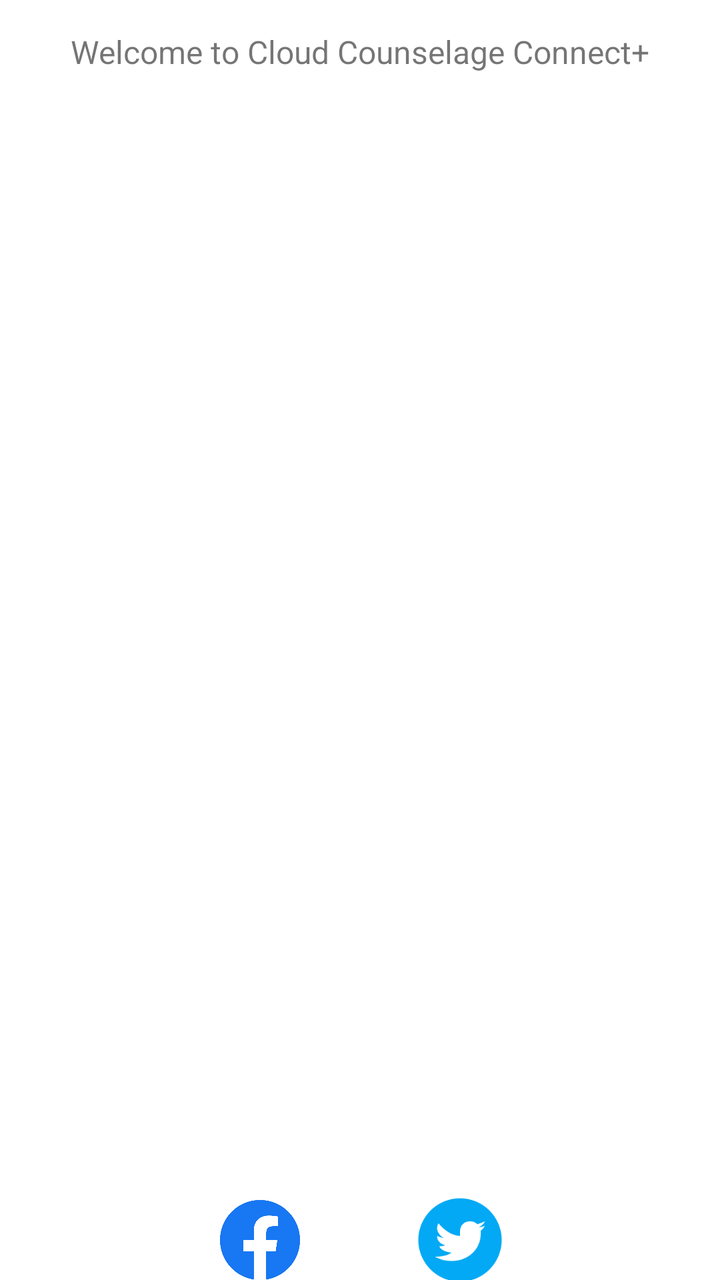
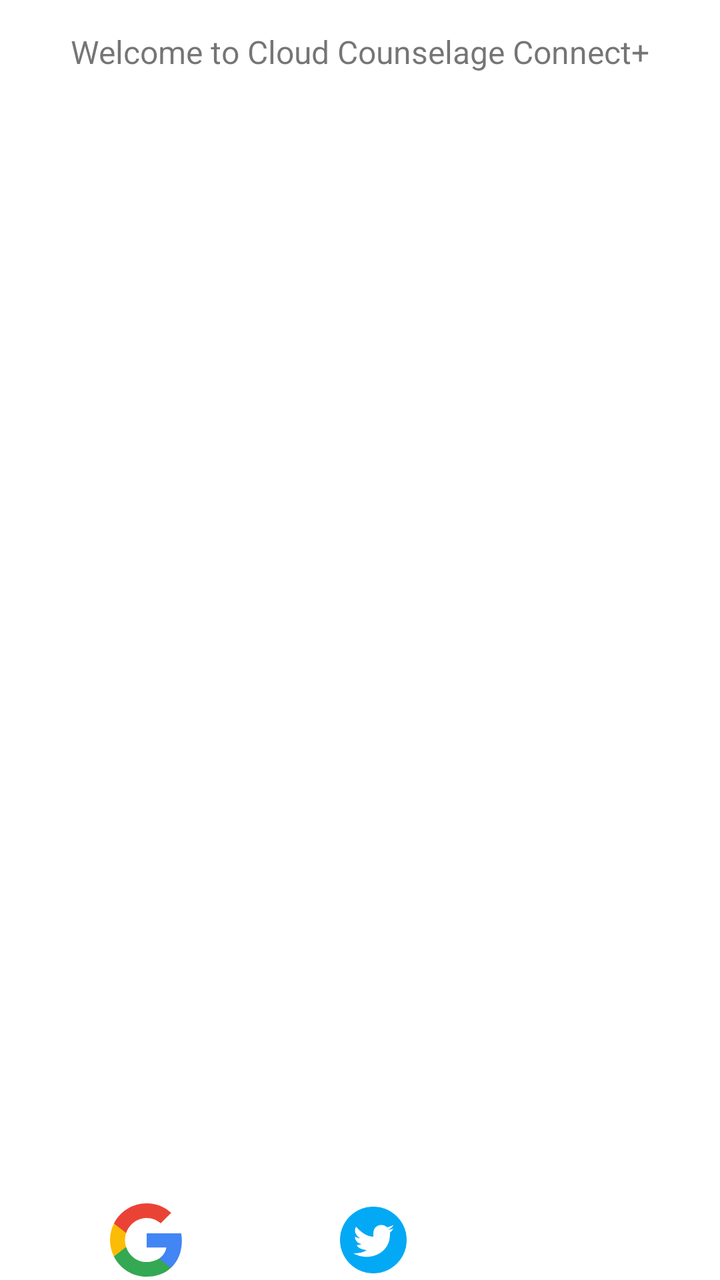

The first picture is an Android layout as it rendered before a commit; the second is the same layout after the commit. The layout source and the unified diff follow.
<!-- AndroidManifest.xml: application theme Theme.CloudCounselageConnect -->
<!-- res/layout/activity_auth.xml -->
<?xml version="1.0" encoding="utf-8"?>
<androidx.constraintlayout.widget.ConstraintLayout xmlns:android="http://schemas.android.com/apk/res/android"
    xmlns:app="http://schemas.android.com/apk/res-auto"
    xmlns:tools="http://schemas.android.com/tools"
    android:layout_width="match_parent"
    android:layout_height="match_parent"
    tools:context=".AuthActivity">

    <TextView
        android:id="@+id/textView"
        android:layout_width="wrap_content"
        android:layout_height="wrap_content"
        android:layout_marginTop="15dp"
        android:text="@string/welcome"
        android:textSize="16sp"
        app:layout_constraintBottom_toBottomOf="parent"
        app:layout_constraintEnd_toEndOf="parent"
        app:layout_constraintStart_toStartOf="parent"
        app:layout_constraintTop_toTopOf="parent"
        app:layout_constraintVertical_bias="0" />

    <com.google.android.material.tabs.TabLayout
        android:id="@+id/tabLayout"
        android:layout_width="match_parent"
        android:layout_height="wrap_content"
        android:layout_marginTop="15dp"
        app:layout_constraintBottom_toBottomOf="parent"
        app:layout_constraintEnd_toEndOf="parent"
        app:layout_constraintStart_toStartOf="parent"
        app:layout_constraintTop_toBottomOf="@+id/textView"
        app:layout_constraintVertical_bias="0" />

    <androidx.viewpager2.widget.ViewPager2
        android:id="@+id/viewPager"
        android:layout_width="match_parent"
        android:layout_height="500dp"
        app:layout_constraintBottom_toBottomOf="parent"
        app:layout_constraintEnd_toEndOf="parent"
        app:layout_constraintStart_toStartOf="parent"
        app:layout_constraintTop_toBottomOf="@+id/tabLayout"
        app:layout_constraintVertical_bias="0" />

    <ImageView
        android:id="@+id/ivFacebookRegister"
        android:layout_width="40dp"
        android:layout_height="40dp"
        android:layout_marginEnd="100dp"
        android:contentDescription="@string/facebook_register"
        android:src="@drawable/logo_facebook"
        app:layout_constraintBottom_toBottomOf="parent"
        app:layout_constraintEnd_toEndOf="@+id/viewPager"
        app:layout_constraintStart_toStartOf="parent"
        app:layout_constraintTop_toBottomOf="@+id/viewPager" />

    <ImageView
        android:id="@+id/ivTwitterRegister"
        android:layout_width="50dp"
        android:layout_height="50dp"
        android:layout_marginStart="100dp"
        android:contentDescription="@string/twitter_register"
        android:src="@drawable/logo_twitter"
        app:layout_constraintBottom_toBottomOf="@+id/ivFacebookRegister"
        app:layout_constraintEnd_toEndOf="@+id/viewPager"
        app:layout_constraintStart_toStartOf="@+id/viewPager"
        app:layout_constraintTop_toTopOf="@+id/ivFacebookRegister" />

    <com.facebook.login.widget.LoginButton
        android:id="@+id/logbtnFacebook"
        android:layout_width="40dp"
        android:layout_height="wrap_content"
        android:alpha="0"
        android:backgroundTint="@color/white"
        app:layout_constraintBottom_toBottomOf="@+id/ivFacebookRegister"
        app:layout_constraintEnd_toEndOf="@+id/ivFacebookRegister"
        app:layout_constraintStart_toStartOf="@+id/ivFacebookRegister"
        app:layout_constraintTop_toTopOf="@+id/ivFacebookRegister" />


</androidx.constraintlayout.widget.ConstraintLayout>
<!-- resources referenced by this layout -->
<resources>
  <color name="white">#FFFFFFFF</color>
  <!-- drawable logo_facebook: png bitmap (drawable-v24, 5660 bytes) -->
  <!-- drawable logo_twitter: png bitmap (drawable-v24, 4732 bytes) -->
  <string name="facebook_register">Facebook Register</string>
  <string name="twitter_register">twitter_register</string>
  <string name="welcome">Welcome to Cloud Counselage Connect+</string>
  <style name="Theme.CloudCounselageConnect" parent="Theme.MaterialComponents.DayNight.NoActionBar">
          
          <item name="colorPrimary">@color/lavender</item>
          <item name="colorPrimaryVariant">@color/lavender</item>
          <item name="colorOnPrimary">@color/white</item>
          
          <item name="colorSecondary">@color/teal_200</item>
          <item name="colorSecondaryVariant">@color/teal_700</item>
          <item name="colorOnSecondary">@color/black</item>
          
          <item name="android:statusBarColor">?attr/colorPrimaryVariant</item>
          
      </style>
  <color name="lavender">#8692f7</color>
  <color name="teal_200">#FF03DAC5</color>
  <color name="teal_700">#FF018786</color>
  <color name="black">#FF000000</color>
</resources>

<!-- the commit's change to res/layout/activity_auth.xml (unified diff, before → after) -->
@@ -41,39 +41,29 @@
         app:layout_constraintVertical_bias="0" />
 
     <ImageView
-        android:id="@+id/ivFacebookRegister"
+        android:id="@+id/ivGoogleRegister"
         android:layout_width="40dp"
         android:layout_height="40dp"
-        android:layout_marginEnd="100dp"
-        android:contentDescription="@string/facebook_register"
-        android:src="@drawable/logo_facebook"
+        android:layout_marginEnd="20dp"
+        android:contentDescription="@string/google_register"
+        android:src="@drawable/logo_google"
         app:layout_constraintBottom_toBottomOf="parent"
-        app:layout_constraintEnd_toEndOf="@+id/viewPager"
+        app:layout_constraintEnd_toStartOf="@+id/ivTwitterRegister"
         app:layout_constraintStart_toStartOf="parent"
         app:layout_constraintTop_toBottomOf="@+id/viewPager" />
 
     <ImageView
         android:id="@+id/ivTwitterRegister"
-        android:layout_width="50dp"
-        android:layout_height="50dp"
-        android:layout_marginStart="100dp"
+        android:layout_width="40dp"
+        android:layout_height="40dp"
+        android:layout_marginEnd="100dp"
         android:contentDescription="@string/twitter_register"
         android:src="@drawable/logo_twitter"
-        app:layout_constraintBottom_toBottomOf="@+id/ivFacebookRegister"
+        app:layout_constraintBottom_toBottomOf="@+id/ivGoogleRegister"
         app:layout_constraintEnd_toEndOf="@+id/viewPager"
-        app:layout_constraintStart_toStartOf="@+id/viewPager"
-        app:layout_constraintTop_toTopOf="@+id/ivFacebookRegister" />
+        app:layout_constraintStart_toEndOf="@+id/ivGoogleRegister"
+        app:layout_constraintTop_toTopOf="@+id/ivGoogleRegister" />
 
-    <com.facebook.login.widget.LoginButton
-        android:id="@+id/logbtnFacebook"
-        android:layout_width="40dp"
-        android:layout_height="wrap_content"
-        android:alpha="0"
-        android:backgroundTint="@color/white"
-        app:layout_constraintBottom_toBottomOf="@+id/ivFacebookRegister"
-        app:layout_constraintEnd_toEndOf="@+id/ivFacebookRegister"
-        app:layout_constraintStart_toStartOf="@+id/ivFacebookRegister"
-        app:layout_constraintTop_toTopOf="@+id/ivFacebookRegister" />
 
 
 </androidx.constraintlayout.widget.ConstraintLayout>
<!-- resource entries referenced after the edit -->
@@ -1,9 +1,27 @@
 <!-- resources referenced by this layout -->
 <resources>
+  <!-- drawable logo_google (drawable) -->
+  <vector xmlns:android="http://schemas.android.com/apk/res/android"
+      android:width="24dp"
+      android:height="24dp"
+      android:viewportWidth="48"
+      android:viewportHeight="48">
+      <path
+          android:fillColor="#4285F4"
+          android:pathData="M45.12,24.5c0,-1.56 -0.14,-3.06 -0.4,-4.5H24v8.51h11.84c-0.51,2.75 -2.06,5.08 -4.39,6.64v5.52h7.11C42.73,36.9 45.12,31.18 45.12,24.5z"/>
+      <path
+          android:fillColor="#34A853"
+          android:pathData="M24,46c5.94,0 10.92,-1.97 14.56,-5.33l-7.11,-5.52c-1.97,1.32 -4.49,2.1 -7.45,2.1 -5.73,0 -10.58,-3.87 -12.31,-9.07H4.34v5.7C7.96,41.07 15.4,46 24,46z"/>
+      <path
+          android:fillColor="#FBBC05"
+          android:pathData="M11.69,28.18C11.25,26.86 11,25.45 11,24s0.25,-2.86 0.69,-4.18v-5.7H4.34C2.85,17.09 2,20.45 2,24s0.85,6.91 2.34,9.88l7.35,-5.7z"/>
+      <path
+          android:fillColor="#EA4335"
+          android:pathData="M24,10.75c3.23,0 6.13,1.11 8.41,3.29l6.31,-6.31C34.91,4.18 29.93,2 24,2 15.4,2 7.96,6.93 4.34,14.12l7.35,5.7c1.73,-5.2 6.58,-9.07 12.31,-9.07z"/>
+  </vector>
   <color name="white">#FFFFFFFF</color>
-  <!-- drawable logo_facebook: png bitmap (drawable-v24, 5660 bytes) -->
   <!-- drawable logo_twitter: png bitmap (drawable-v24, 4732 bytes) -->
-  <string name="facebook_register">Facebook Register</string>
+  <string name="google_register">Google Register</string>
   <string name="twitter_register">twitter_register</string>
   <string name="welcome">Welcome to Cloud Counselage Connect+</string>
   <style name="Theme.CloudCounselageConnect" parent="Theme.MaterialComponents.DayNight.NoActionBar">
